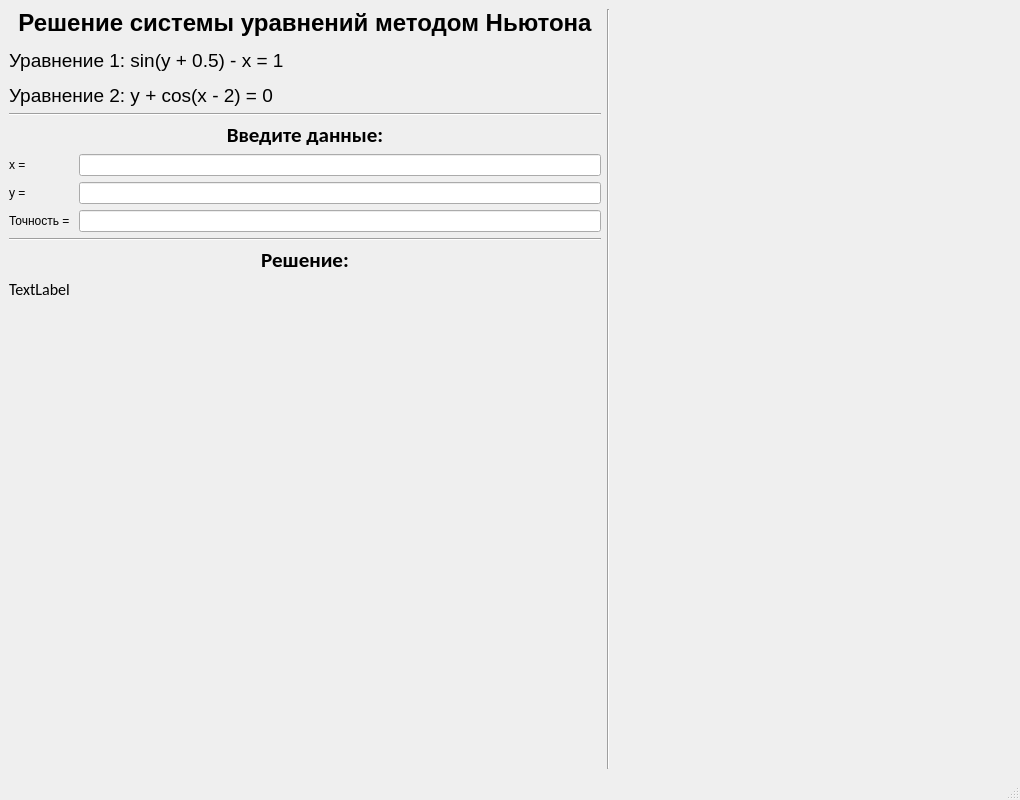
This is src/mainwindow/mainwindow.ui in DzutsevGeorgy/NewtonSystem as Qt 5 draws it before an edit. The edited form follows.
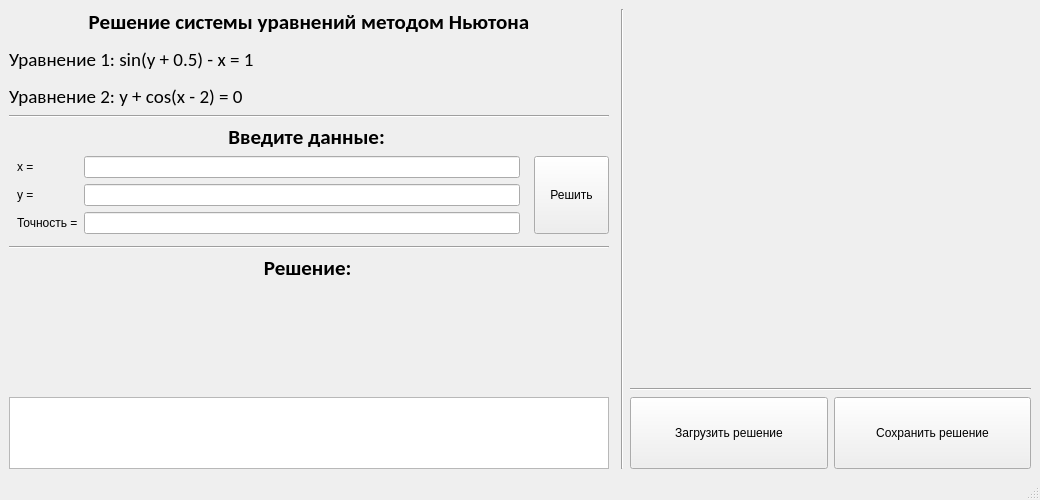
This is the edited form.

Commit message: Added chart and calculation function

What changed in the file:
```diff
--- a/src/mainwindow/mainwindow.ui
+++ b/src/mainwindow/mainwindow.ui
@@ -6,130 +6,255 @@
    <rect>
     <x>0</x>
     <y>0</y>
-    <width>1020</width>
-    <height>800</height>
+    <width>1040</width>
+    <height>500</height>
    </rect>
   </property>
   <property name="windowTitle">
    <string>MainWindow</string>
   </property>
   <widget class="QWidget" name="centralwidget">
-   <layout class="QGridLayout" name="gridLayout" rowstretch="0,0,0,0,0,0,0,1" columnstretch="3,0,2">
-    <item row="5" column="0">
-     <widget class="Line" name="line_3">
-      <property name="orientation">
-       <enum>Qt::Horizontal</enum>
-      </property>
-     </widget>
-    </item>
-    <item row="3" column="0">
-     <widget class="QLabel" name="label_2">
-      <property name="font">
-       <font>
-        <family>Calibri</family>
-        <pointsize>16</pointsize>
-       </font>
-      </property>
-      <property name="text">
-       <string>&lt;html&gt;&lt;head/&gt;&lt;body&gt;&lt;p align=&quot;center&quot;&gt;&lt;span style=&quot; font-weight:600;&quot;&gt;Введите данные:&lt;/span&gt;&lt;/p&gt;&lt;/body&gt;&lt;/html&gt;</string>
-      </property>
-      <property name="alignment">
-       <set>Qt::AlignLeading|Qt::AlignLeft|Qt::AlignTop</set>
-      </property>
-     </widget>
-    </item>
-    <item row="2" column="0">
+   <layout class="QGridLayout" name="gridLayout" rowstretch="0,0,0,0,0,0,0,0,1,0,0" columnstretch="0,0,0,1"
+           columnminimumwidth="600,0,0,400">
+    <item row="2" column="0" colspan="2">
      <widget class="Line" name="line_2">
+      <property name="maximumSize">
+       <size>
+        <width>600</width>
+        <height>16777215</height>
+       </size>
+      </property>
       <property name="orientation">
        <enum>Qt::Horizontal</enum>
       </property>
      </widget>
     </item>
-    <item row="1" column="2" rowspan="4">
-     <widget class="QWidget" name="widget" native="true"/>
-    </item>
     <item row="4" column="0">
-     <layout class="QFormLayout" name="formLayout">
-      <item row="0" column="0">
-       <widget class="QLabel" name="xLabel">
-        <property name="text">
-         <string>x = </string>
+     <layout class="QHBoxLayout" name="horizontalLayout">
+      <item>
+       <layout class="QFormLayout" name="formLayout">
+        <property name="fieldGrowthPolicy">
+         <enum>QFormLayout::ExpandingFieldsGrow</enum>
         </property>
-       </widget>
-      </item>
-      <item row="0" column="1">
-       <widget class="QLineEdit" name="xLineEdit"/>
-      </item>
-      <item row="1" column="0">
-       <widget class="QLabel" name="yLabel">
-        <property name="text">
-         <string>y = </string>
+        <property name="rowWrapPolicy">
+         <enum>QFormLayout::DontWrapRows</enum>
         </property>
-       </widget>
+        <property name="leftMargin">
+         <number>8</number>
+        </property>
+        <property name="rightMargin">
+         <number>8</number>
+        </property>
+        <item row="0" column="0">
+         <widget class="QLabel" name="xLabel">
+          <property name="text">
+           <string>x =</string>
+          </property>
+         </widget>
+        </item>
+        <item row="0" column="1">
+         <widget class="QLineEdit" name="xInput"/>
+        </item>
+        <item row="1" column="0">
+         <widget class="QLabel" name="yLabel">
+          <property name="text">
+           <string>y =</string>
+          </property>
+         </widget>
+        </item>
+        <item row="1" column="1">
+         <widget class="QLineEdit" name="yInput"/>
+        </item>
+        <item row="2" column="0">
+         <widget class="QLabel" name="Label">
+          <property name="text">
+           <string>Точность =</string>
+          </property>
+         </widget>
+        </item>
+        <item row="2" column="1">
+         <widget class="QLineEdit" name="epsInput"/>
+        </item>
+       </layout>
       </item>
-      <item row="1" column="1">
-       <widget class="QLineEdit" name="yLineEdit"/>
-      </item>
-      <item row="2" column="0">
-       <widget class="QLabel" name="Label">
+      <item>
+       <widget class="QPushButton" name="solveButton">
+        <property name="sizePolicy">
+         <sizepolicy hsizetype="Minimum" vsizetype="Preferred">
+          <horstretch>0</horstretch>
+          <verstretch>0</verstretch>
+         </sizepolicy>
+        </property>
+        <property name="minimumSize">
+         <size>
+          <width>75</width>
+          <height>75</height>
+         </size>
+        </property>
+        <property name="maximumSize">
+         <size>
+          <width>50</width>
+          <height>16777215</height>
+         </size>
+        </property>
         <property name="text">
-         <string>Точность = </string>
+         <string>Решить</string>
         </property>
        </widget>
       </item>
-      <item row="2" column="1">
-       <widget class="QLineEdit" name="LineEdit"/>
-      </item>
      </layout>
     </item>
-    <item row="6" column="0">
-     <widget class="QLabel" name="label_3">
+    <item row="3" column="0" colspan="2">
+     <widget class="QLabel" name="label_2">
+      <property name="maximumSize">
+       <size>
+        <width>600</width>
+        <height>16777215</height>
+       </size>
+      </property>
       <property name="font">
        <font>
         <family>Calibri</family>
+        <pointsize>16</pointsize>
        </font>
       </property>
       <property name="text">
-       <string>&lt;html&gt;&lt;head/&gt;&lt;body&gt;&lt;p align=&quot;center&quot;&gt;&lt;span style=&quot; font-size:16pt; font-weight:600;&quot;&gt;Решение:&lt;/span&gt;&lt;/p&gt;&lt;/body&gt;&lt;/html&gt;</string>
+       <string>&lt;html&gt;&lt;head/&gt;&lt;body&gt;&lt;p align=&quot;center&quot;&gt;&lt;span style=&quot;
+        font-weight:600;&quot;&gt;Введите данные:&lt;/span&gt;&lt;/p&gt;&lt;/body&gt;&lt;/html&gt;
+       </string>
       </property>
       <property name="alignment">
        <set>Qt::AlignLeading|Qt::AlignLeft|Qt::AlignTop</set>
       </property>
      </widget>
     </item>
-    <item row="1" column="0">
+    <item row="1" column="0" colspan="2">
      <widget class="QLabel" name="label">
+      <property name="sizePolicy">
+       <sizepolicy hsizetype="Fixed" vsizetype="Preferred">
+        <horstretch>0</horstretch>
+        <verstretch>0</verstretch>
+       </sizepolicy>
+      </property>
+      <property name="maximumSize">
+       <size>
+        <width>600</width>
+        <height>16777215</height>
+       </size>
+      </property>
+      <property name="font">
+       <font>
+        <family>Calibri</family>
+       </font>
+      </property>
       <property name="text">
-       <string>&lt;html&gt;&lt;head/&gt;&lt;body&gt;&lt;p align=&quot;center&quot;&gt;&lt;span style=&quot; font-size:18pt; font-weight:600;&quot;&gt;Решение системы уравнений методом Ньютона&lt;/span&gt;&lt;/p&gt;&lt;p&gt;&lt;span style=&quot; font-size:14pt;&quot;&gt;Уравнение 1: sin(y + 0.5) - x = 1&lt;/span&gt;&lt;/p&gt;&lt;p&gt;&lt;span style=&quot; font-size:14pt;&quot;&gt;Уравнение 2: y + cos(x - 2) = 0&lt;/span&gt;&lt;/p&gt;&lt;/body&gt;&lt;/html&gt;</string>
+       <string>&lt;html&gt;&lt;head/&gt;&lt;body&gt;&lt;p align=&quot;center&quot;&gt;&lt;span style=&quot;
+        font-size:16pt; font-weight:600;&quot;&gt;Решение системы уравнений методом Ньютона&lt;/span&gt;&lt;/p&gt;&lt;p&gt;&lt;span
+        style=&quot; font-size:14pt;&quot;&gt;Уравнение 1: sin(y + 0.5) - x = 1&lt;/span&gt;&lt;/p&gt;&lt;p&gt;&lt;span
+        style=&quot; font-size:14pt;&quot;&gt;Уравнение 2: y + cos(x - 2) = 0&lt;/span&gt;&lt;/p&gt;&lt;/body&gt;&lt;/html&gt;
+       </string>
       </property>
       <property name="alignment">
        <set>Qt::AlignLeading|Qt::AlignLeft|Qt::AlignTop</set>
       </property>
      </widget>
     </item>
-    <item row="7" column="0">
-     <widget class="QLabel" name="label_4">
+    <item row="6" column="0" colspan="2">
+     <widget class="Line" name="line_3">
+      <property name="maximumSize">
+       <size>
+        <width>600</width>
+        <height>16777215</height>
+       </size>
+      </property>
+      <property name="orientation">
+       <enum>Qt::Horizontal</enum>
+      </property>
+     </widget>
+    </item>
+    <item row="7" column="0" colspan="2">
+     <widget class="QLabel" name="label_3">
+      <property name="maximumSize">
+       <size>
+        <width>600</width>
+        <height>16777215</height>
+       </size>
+      </property>
       <property name="font">
        <font>
         <family>Calibri</family>
-        <pointsize>12</pointsize>
        </font>
       </property>
       <property name="text">
-       <string>TextLabel</string>
+       <string>&lt;html&gt;&lt;head/&gt;&lt;body&gt;&lt;p align=&quot;center&quot;&gt;&lt;span style=&quot;
+        font-size:16pt; font-weight:600;&quot;&gt;Решение:&lt;/span&gt;&lt;/p&gt;&lt;/body&gt;&lt;/html&gt;
+       </string>
       </property>
       <property name="alignment">
        <set>Qt::AlignLeading|Qt::AlignLeft|Qt::AlignTop</set>
       </property>
      </widget>
     </item>
-    <item row="1" column="1" rowspan="7">
+    <item row="10" column="0">
+     <widget class="QTextEdit" name="textEdit">
+      <property name="verticalScrollBarPolicy">
+       <enum>Qt::ScrollBarAsNeeded</enum>
+      </property>
+      <property name="horizontalScrollBarPolicy">
+       <enum>Qt::ScrollBarAsNeeded</enum>
+      </property>
+      <property name="sizeAdjustPolicy">
+       <enum>QAbstractScrollArea::AdjustToContents</enum>
+      </property>
+     </widget>
+    </item>
+    <item row="1" column="2" rowspan="10">
      <widget class="Line" name="line">
       <property name="orientation">
        <enum>Qt::Vertical</enum>
       </property>
      </widget>
     </item>
+    <item row="1" column="3" rowspan="8">
+     <layout class="QVBoxLayout" name="verticalLayout"/>
+    </item>
+    <item row="9" column="3">
+     <widget class="Line" name="line_4">
+      <property name="orientation">
+       <enum>Qt::Horizontal</enum>
+      </property>
+     </widget>
+    </item>
+    <item row="10" column="3">
+     <layout class="QHBoxLayout" name="horizontalLayout_2">
+      <item>
+       <widget class="QPushButton" name="loadButton">
+        <property name="sizePolicy">
+         <sizepolicy hsizetype="Minimum" vsizetype="Expanding">
+          <horstretch>0</horstretch>
+          <verstretch>0</verstretch>
+         </sizepolicy>
+        </property>
+        <property name="text">
+         <string>Загрузить решение</string>
+        </property>
+       </widget>
+      </item>
+      <item>
+       <widget class="QPushButton" name="saveButton">
+        <property name="sizePolicy">
+         <sizepolicy hsizetype="Minimum" vsizetype="Expanding">
+          <horstretch>0</horstretch>
+          <verstretch>0</verstretch>
+         </sizepolicy>
+        </property>
+        <property name="text">
+         <string>Сохранить решение</string>
+        </property>
+       </widget>
+      </item>
+     </layout>
+    </item>
    </layout>
   </widget>
   <widget class="QMenuBar" name="menubar">
```
Left out of the diff: 4 changed lines with no effect on the pictures. The commit also changes 2 other files.
